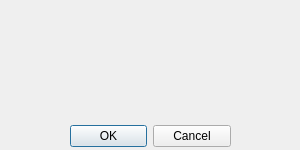
fpoussin/QStlink2, file dialog.ui: the form before one commit.
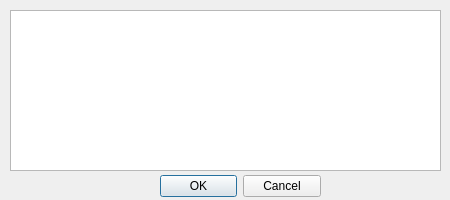
The form after the commit.

Diff of the .ui file:
```diff
--- a/dialog.ui
+++ b/dialog.ui
@@ -9,8 +9,8 @@
    <rect>
     <x>0</x>
     <y>0</y>
-    <width>300</width>
-    <height>150</height>
+    <width>450</width>
+    <height>200</height>
    </rect>
   </property>
   <property name="windowTitle">
@@ -22,8 +22,8 @@
   <widget class="QDialogButtonBox" name="buttonBox">
    <property name="geometry">
     <rect>
-     <x>70</x>
-     <y>120</y>
+     <x>160</x>
+     <y>170</y>
      <width>161</width>
      <height>32</height>
     </rect>
@@ -35,41 +35,37 @@
     <set>QDialogButtonBox::Cancel|QDialogButtonBox::Ok</set>
    </property>
   </widget>
-  <widget class="QLabel" name="l_text">
-   <property name="geometry">
-    <rect>
-     <x>10</x>
-     <y>50</y>
-     <width>281</width>
-     <height>61</height>
-    </rect>
-   </property>
-   <property name="text">
-    <string/>
-   </property>
-   <property name="alignment">
-    <set>Qt::AlignCenter</set>
-   </property>
-   <property name="wordWrap">
-    <bool>true</bool>
-   </property>
-  </widget>
-  <widget class="QLabel" name="l_title">
+  <widget class="QTextBrowser" name="l_text">
    <property name="geometry">
     <rect>
      <x>10</x>
      <y>10</y>
-     <width>281</width>
-     <height>31</height>
+     <width>431</width>
+     <height>161</height>
     </rect>
    </property>
-   <property name="text">
-    <string/>
+   <property name="sizePolicy">
+    <sizepolicy hsizetype="Expanding" vsizetype="Expanding">
+     <horstretch>100</horstretch>
+     <verstretch>100</verstretch>
+    </sizepolicy>
    </property>
-   <property name="alignment">
-    <set>Qt::AlignCenter</set>
+   <property name="font">
+    <font>
+     <family>Arial</family>
+     <pointsize>9</pointsize>
+    </font>
    </property>
-   <property name="wordWrap">
+   <property name="autoFillBackground">
+    <bool>true</bool>
+   </property>
+   <property name="frameShadow">
+    <enum>QFrame::Sunken</enum>
+   </property>
+   <property name="openExternalLinks">
+    <bool>true</bool>
+   </property>
+   <property name="openLinks">
     <bool>true</bool>
    </property>
   </widget>
```
